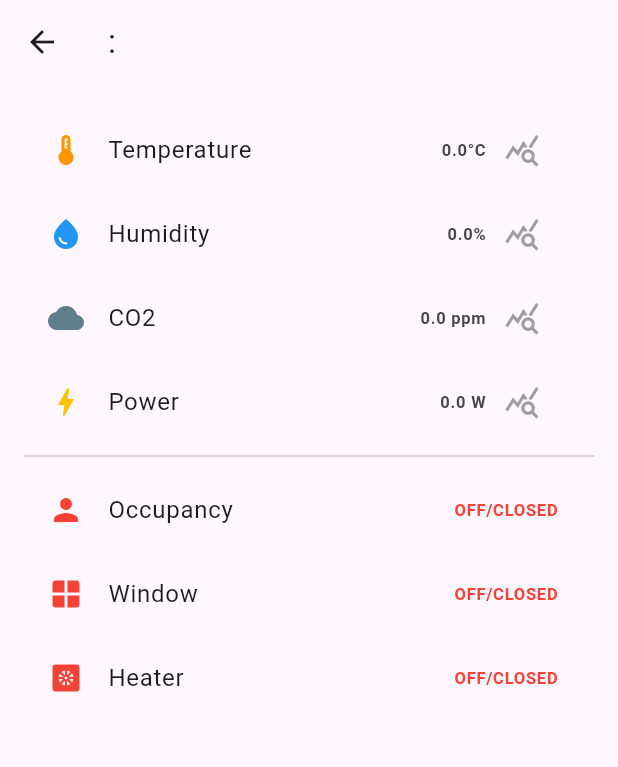
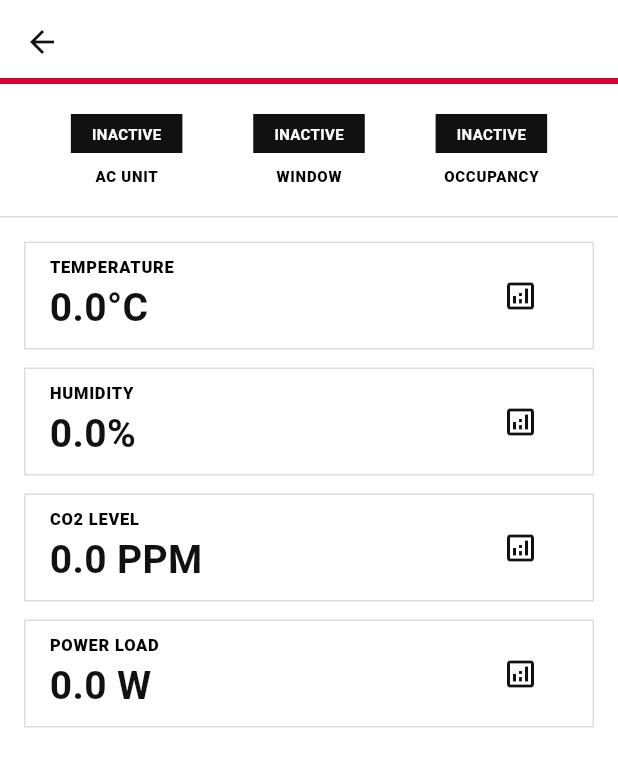
Before and after one commit to viktortrilar/KOSEN-Global-Camp-Hackathon-2026, a Flutter app: the RoomDetailPage screen opened directly with empty values, on a phone screen of 412 x 824 dp. Shown: the top 767 px of the screen. Run offline on Flutter 3.47's test engine with Material 3 defaults, Android fonts, the phone set to English and light mode, and no system bars; our stand-ins replace fl_chart; missing offline and left inert: mqtt_client.

Commit message:
Cool-Watch application with new design

```diff
--- a/coolwatcher/lib/main.dart
+++ b/coolwatcher/lib/main.dart
@@ -1,5 +1,4 @@
 import 'dart:convert';
-import 'dart:io';
 import 'package:flutter/material.dart';
 import 'package:mqtt_client/mqtt_client.dart';
 import 'package:mqtt_client/mqtt_server_client.dart';
@@ -10,15 +9,45 @@ void main() {
   runApp(const EcoMonitorApp());
 }
 
+class MycomColors {
+  static const Color red = Color(0xFFD50032);
+  static const Color black = Color(0xFF111111);
+  static const Color white = Color(0xFFFFFFFF);
+  static const Color borderGrey = Color(0xFFDDDDDD);
+  static const Color connectionGreen = Color(0xFF00C853);
+}
+
 class EcoMonitorApp extends StatelessWidget {
   const EcoMonitorApp({super.key});
 
   @override
   Widget build(BuildContext context) {
     return MaterialApp(
-      title: 'Global Campus Sendai - Cool-Watcher',
+      title: 'Cool-Watcher | MYCOM',
       debugShowCheckedModeBanner: false,
-      theme: ThemeData(primarySwatch: Colors.green, useMaterial3: true),
+      theme: ThemeData(
+        useMaterial3: true,
+        colorScheme: const ColorScheme.light(
+          primary: MycomColors.red,
+          secondary: MycomColors.black,
+        ),
+        scaffoldBackgroundColor: MycomColors.white,
+        appBarTheme: const AppBarTheme(
+          backgroundColor: MycomColors.white,
+          foregroundColor: MycomColors.black,
+          elevation: 0,
+          shape: Border(bottom: BorderSide(color: MycomColors.red, width: 4)),
+        ),
+        cardTheme: const CardThemeData(
+          elevation: 0,
+          shape: RoundedRectangleBorder(
+            side: BorderSide(color: MycomColors.borderGrey, width: 1),
+            borderRadius: BorderRadius.zero,
+          ),
+          margin: EdgeInsets.symmetric(horizontal: 16, vertical: 6),
+          color: MycomColors.white,
+        ),
+      ),
       home: const DashboardPage(),
     );
   }
@@ -27,14 +56,8 @@ class EcoMonitorApp extends StatelessWidget {
 class RoomData {
   final String id;
   final String name;
-  double temp = 0;
-  double humidity = 0;
-  double co2 = 0;
-  double watts = 0;
-  bool isOccupied = false;
-  bool windowOpen = false;
-  bool heaterOn = false;
-  bool lightOn = false;
+  double temp = 0, humidity = 0, co2 = 0, watts = 0;
+  bool isOccupied = false, windowOpen = false, heaterOn = false, lightOn = false;
 
   RoomData({required this.id, required this.name});
 }
@@ -47,7 +70,6 @@ class DashboardPage extends StatefulWidget {
 }
 
 class _DashboardPageState extends State<DashboardPage> {
-  // Configuration MQTT - REMPLACE PAR L'IP DE TON RPI5
   final String brokerIp = "192.168.179.24";
   late MqttServerClient client;
   Map<String, RoomData> rooms = {};
@@ -61,9 +83,7 @@ class _DashboardPageState extends State<DashboardPage> {
   Future<void> _setupMqtt() async {
     client = MqttServerClient(brokerIp, 'flutter_client_${DateTime.now().millisecondsSinceEpoch}');
     client.port = 1883;
-    client.logging(on: true); // Active les logs détaillés de la connexion MQTT
     client.keepAlivePeriod = 20;
-    client.onDisconnected = () => print('MQTT: Disconnected');
 
     final connMess = MqttConnectMessage()
         .withClientIdentifier('flutter_client_${DateTime.now().millisecondsSinceEpoch}')
@@ -74,50 +94,34 @@ class _DashboardPageState extends State<DashboardPage> {
     try {
       await client.connect();
     } catch (e) {
-      print('MQTT: Connection failed - $e');
       client.disconnect();
     }
 
     if (client.connectionStatus!.state == MqttConnectionState.connected) {
-      print('MQTT: Connected to RPI5');
-      // Souscription au wildcard pour recevoir toutes les données des salles
-      // Format attendu: F1/R1/Kitchen/TEMP
       client.subscribe("#", MqttQos.atMostOnce);
-
       client.updates!.listen((List<MqttReceivedMessage<MqttMessage>> c) {
         final MqttPublishMessage recMess = c[0].payload as MqttPublishMessage;
         final String pt = MqttPublishPayload.bytesToStringAsString(recMess.payload.message);
-        final String topic = c[0].topic;
-
-        print('DEBUG MQTT -> Topic: $topic, Payload: $pt');
-
-        _parseMqttData(topic, pt);
+        _parseMqttData(c[0].topic, pt);
       });
     }
   }
 
   void _parseMqttData(String topic, String value) {
-    // Format attendu: room/sendai_lab/sensors ou room/sendai_lab/openings
     List<String> parts = topic.split('/');
-    if (parts.length < 3 || parts[0] != 'room') {
-      return;
-    }
+    if (parts.length < 3 || parts[0] != 'room') return;
 
     String roomId = parts[1];
-    String dataType = parts[2]; // 'sensors' ou 'openings'
+    String dataType = parts[2];
 
     setState(() {
       if (!rooms.containsKey(roomId)) {
-        // Formatage du nom: "sendai_lab" -> "Sendai Lab"
         String roomName = roomId.split('_').map((w) => w[0].toUpperCase() + w.substring(1)).join(' ');
         rooms[roomId] = RoomData(id: roomId, name: roomName);
       }
-
       final room = rooms[roomId]!;
-
       try {
         final Map<String, dynamic> payload = jsonDecode(value);
-
         if (dataType == 'sensors') {
           if (payload.containsKey('temperature')) room.temp = (payload['temperature'] as num).toDouble();
           if (payload.containsKey('humidity')) room.humidity = (payload['humidity'] as num).toDouble();
@@ -126,40 +130,52 @@ class _DashboardPageState extends State<DashboardPage> {
           if (payload.containsKey('occupied')) room.isOccupied = payload['occupied'] as bool;
           if (payload.containsKey('ac_on')) room.heaterOn = payload['ac_on'] as bool;
         } else if (dataType == 'openings') {
-          if (payload.containsKey('openings')) {
           final openings = payload['openings'] as Map<String, dynamic>;
           if (openings.containsKey('window')) room.windowOpen = openings['window'] == 'open';
         }
-        }
-      } catch (e) {
-        print('MQTT: Failed to parse JSON payload - $e');
-      }
+      } catch (e) { /* silent fail */ }
     });
   }
 
   @override
   Widget build(BuildContext context) {
     final roomList = rooms.values.toList();
+    bool isConnected = client.connectionStatus?.state == MqttConnectionState.connected;
 
     return Scaffold(
       appBar: AppBar(
-        title: const Text('Global Campus Cool-Watcher'),
+        title: const Text('COOL-WATCHER', style: TextStyle(fontWeight: FontWeight.w900, letterSpacing: 1.5)),
         actions: [
-          Icon(Icons.circle, color: client.connectionStatus?.state == MqttConnectionState.connected ? Colors.green : Colors.red),
-          const SizedBox(width: 15),
+          Padding(
+            padding: const EdgeInsets.symmetric(horizontal: 16),
+            child: Row(
+              children: [
+                Text(
+                  isConnected ? "NETWORK OK" : "OFFLINE",
+                  style: TextStyle(
+                    color: isConnected ? MycomColors.connectionGreen : MycomColors.red,
+                    fontWeight: FontWeight.bold, fontSize: 12
+                  )
+                ),
+                const SizedBox(width: 8),
+                Container(width: 8, height: 8, color: isConnected ? MycomColors.connectionGreen : MycomColors.red),
+              ],
+            ),
+          ),
         ],
       ),
       body: rooms.isEmpty
-        ? const Center(child: Text("Waiting for MQTT data from RPI5..."))
+        ? const Center(child: Text("WAITING FOR DATA FROM SENDAL LAB...", style: TextStyle(fontWeight: FontWeight.bold, fontSize: 12)))
         : ListView.builder(
+            padding: const EdgeInsets.symmetric(vertical: 16),
             itemCount: roomList.length,
             itemBuilder: (context, index) {
               final room = roomList[index];
               return Card(
-                margin: const EdgeInsets.symmetric(horizontal: 12, vertical: 6),
                 child: ListTile(
-                  leading: const Icon(Icons.meeting_room, color: Colors.orange),
-                  title: Text(room.name),
+                  title: Text(room.name.toUpperCase(), style: const TextStyle(fontWeight: FontWeight.w900)),
+                  subtitle: Text('ID: ${room.id} • ${room.isOccupied ? "ACTIVE" : "IDLE"}'),
+                  trailing: const Icon(Icons.arrow_forward, color: MycomColors.black),
                   onTap: () => Navigator.push(context, MaterialPageRoute(builder: (context) => RoomDetailPage(room: room))),
                 ),
               );
@@ -183,157 +199,135 @@ class _RoomDetailPageState extends State<RoomDetailPage> {
   bool isLoadingChart = false;
 
   Future<void> _loadChartData(String sensorKey) async {
-    setState(() {
-      activeGraph = sensorKey;
-      isLoadingChart = true;
-      chartPoints = [];
-    });
-
-    // Traduction de la clé UI vers le nom attendu par l'API REST
-    String apiSensor = "";
-    switch (sensorKey) {
-      case 'TEMP': apiSensor = 'temperature'; break;
-      case 'HUM': apiSensor = 'humidity'; break;
-      case 'CO2': apiSensor = 'co2'; break;
-      case 'WATTS': apiSensor = 'power'; break;
-      default:
-        setState(() => isLoadingChart = false);
-        return;
-    }
+    setState(() { activeGraph = sensorKey; isLoadingChart = true; chartPoints = []; });
+    String apiSensor = {'TEMP': 'temperature', 'HUM': 'humidity', 'CO2': 'co2', 'WATTS': 'power'}[sensorKey] ?? "";
 
     try {
-      // On demande 1 heure entière pour éviter les erreurs de décimales dans l'API
       final url = Uri.parse('http://192.168.179.24:8000/rooms/${widget.room.id}/history/$apiSensor?hours=1');
       final response = await http.get(url);
-
       if (response.statusCode == 200) {
         final data = jsonDecode(response.body);
         List<dynamic> history = data['data'] ?? [];
-
-        // Le simulateur envoie 1 point toutes les 5 secondes (12 points/minute)
-        // 30 minutes = 360 points. On coupe la liste pour ne garder que la fin !
-        if (history.length > 360) {
-          history = history.sublist(history.length - 360);
-        }
+        if (history.length > 360) history = history.sublist(history.length - 360);
 
         List<FlSpot> points = [];
-        double x = 0;
-        for (var item in history) {
-          points.add(FlSpot(x, (item['value'] as num).toDouble()));
-          x += 1;
+        for (int i = 0; i < history.length; i++) {
+          points.add(FlSpot(i.toDouble(), (history[i]['value'] as num).toDouble()));
         }
-
-        setState(() {
-          chartPoints = points;
-          isLoadingChart = false;
-        });
-      } else {
-        setState(() => isLoadingChart = false);
+        setState(() { chartPoints = points; isLoadingChart = false; });
       }
-    } catch (e) {
-      print('Error fetching history: $e');
-      setState(() => isLoadingChart = false);
-    }
+    } catch (e) { setState(() => isLoadingChart = false); }
   }
 
   @override
   Widget build(BuildContext context) {
     return Scaffold(
-      appBar: AppBar(title: Text('${widget.room.id}: ${widget.room.name}')),
+      appBar: AppBar(title: Text(widget.room.name.toUpperCase(), style: const TextStyle(fontWeight: FontWeight.w900))),
       body: SingleChildScrollView(
+        child: Column(
+          children: [
+            Container(
+              decoration: const BoxDecoration(
+                border: Border(bottom: BorderSide(color: MycomColors.borderGrey, width: 1)),
+              ),
+              padding: const EdgeInsets.symmetric(vertical: 20),
+              child: Row(
+                mainAxisAlignment: MainAxisAlignment.spaceEvenly,
+                children: [
+                  _statusBlock('AC UNIT', widget.room.heaterOn),
+                  _statusBlock('WINDOW', widget.room.windowOpen),
+                  _statusBlock('OCCUPANCY', widget.room.isOccupied),
+                ],
+              ),
+            ),
+            Padding(
               padding: const EdgeInsets.all(16.0),
               child: Column(
                 children: [
-            _buildDataTile('Temperature', '${widget.room.temp}°C', Icons.thermostat, Colors.orange, 'TEMP'),
-            _buildDataTile('Humidity', '${widget.room.humidity}%', Icons.water_drop, Colors.blue, 'HUM'),
-            _buildDataTile('CO2', '${widget.room.co2} ppm', Icons.cloud, Colors.blueGrey, 'CO2'),
-            _buildDataTile('Power', '${widget.room.watts} W', Icons.bolt, Colors.amber, 'WATTS'),
-            const Divider(),
-            _buildStatusTile('Occupancy', widget.room.isOccupied, Icons.person),
-            _buildStatusTile('Window', widget.room.windowOpen, Icons.window),
-            _buildStatusTile('Heater', widget.room.heaterOn, Icons.heat_pump),
-            if (activeGraph != null) ...[
-              const SizedBox(height: 20),
-              Container(
-                height: 250,
-                width: double.infinity,
-                decoration: BoxDecoration(
-                  color: Colors.black.withOpacity(0.05),
-                  borderRadius: BorderRadius.circular(12),
-                ),
-                child: Column(
-                  children: [
-                    Padding(
-                      padding: const EdgeInsets.all(8.0),
-                    child: Text("30m History: $activeGraph", style: const TextStyle(fontWeight: FontWeight.bold)),
-                    ),
-                    Expanded(
-                      child: isLoadingChart
-                        ? const Center(child: CircularProgressIndicator())
-                        : chartPoints.isEmpty
-                          ? const Center(child: Text("No historical data available."))
-                          : Padding(
-                              padding: const EdgeInsets.all(16.0),
-                              child: LineChart(_buildChartData()),
+                  _buildMetricTile('TEMPERATURE', '${widget.room.temp}', '°C', 'TEMP'),
+                  _buildMetricTile('HUMIDITY', '${widget.room.humidity}', '%', 'HUM'),
+                  _buildMetricTile('CO2 LEVEL', '${widget.room.co2}', ' PPM', 'CO2'),
+                  _buildMetricTile('POWER LOAD', '${widget.room.watts}', ' W', 'WATTS'),
+                  if (activeGraph != null) _buildGraphSection(),
+                ],
               ),
             ),
-                  ],
-                ),
-              )
-            ]
           ],
         ),
       ),
     );
   }
 
-  Widget _buildDataTile(String label, String value, IconData icon, Color color, String key) {
-    return ListTile(
-      leading: Icon(icon, color: color),
-      title: Text(label),
-      trailing: Row(
-        mainAxisSize: MainAxisSize.min,
+  Widget _statusBlock(String label, bool isActive) {
+    return Column(
       children: [
-          Text(value, style: const TextStyle(fontWeight: FontWeight.bold)),
-          IconButton(
-            icon: Icon(Icons.query_stats, color: activeGraph == key ? Colors.green : Colors.grey),
-            onPressed: () {
-              if (activeGraph == key) {
-                setState(() => activeGraph = null);
-              } else {
-                _loadChartData(key);
+        Container(
+          padding: const EdgeInsets.symmetric(horizontal: 14, vertical: 6),
+          color: isActive ? MycomColors.red : MycomColors.black,
+          child: Text(
+            isActive ? 'ACTIVE' : 'INACTIVE',
+            style: const TextStyle(color: MycomColors.white, fontWeight: FontWeight.bold, fontSize: 10)
+          ),
+        ),
+        const SizedBox(height: 8),
+        Text(label, style: const TextStyle(fontSize: 10, fontWeight: FontWeight.w900, letterSpacing: 0.5)),
+      ],
+    );
   }
-            },
+
+  Widget _buildMetricTile(String title, String val, String unit, String key) {
+    bool isSelected = activeGraph == key;
+    return Container(
+      margin: const EdgeInsets.only(bottom: 12),
+      decoration: BoxDecoration(
+        color: isSelected ? MycomColors.red.withValues(alpha: 0.05) : MycomColors.white,
+        border: Border.all(color: isSelected ? MycomColors.red : MycomColors.borderGrey, width: isSelected ? 2 : 1),
+      ),
+      child: ListTile(
+        title: Text(title, style: const TextStyle(fontSize: 11, fontWeight: FontWeight.w900)),
+        subtitle: Text('$val$unit', style: const TextStyle(color: MycomColors.black, fontSize: 26, fontWeight: FontWeight.bold)),
+        trailing: IconButton(
+          icon: Icon(isSelected ? Icons.close : Icons.analytics_outlined, color: isSelected ? MycomColors.red : MycomColors.black),
+          onPressed: () => isSelected ? setState(() => activeGraph = null) : _loadChartData(key),
+        ),
+      ),
+    );
+  }
+
+  Widget _buildGraphSection() {
+    return Container(
+      height: 250,
+      margin: const EdgeInsets.only(top: 20),
+      padding: const EdgeInsets.all(16),
+      decoration: BoxDecoration(border: Border.all(color: MycomColors.black, width: 2)),
+      child: Column(
+        crossAxisAlignment: CrossAxisAlignment.start,
+        children: [
+          Text("TREND ANALYSIS : $activeGraph", style: const TextStyle(fontSize: 12, fontWeight: FontWeight.w900)),
+          const SizedBox(height: 10),
+          Expanded(
+            child: isLoadingChart
+              ? const Center(child: CircularProgressIndicator(color: MycomColors.red))
+              : LineChart(_buildChartData()),
           ),
         ],
       ),
     );
   }
 
-  Widget _buildStatusTile(String label, bool state, IconData icon) {
-    return ListTile(
-      leading: Icon(icon, color: state ? Colors.green : Colors.red),
-      title: Text(label),
-      trailing: Text(state ? "ON/OPEN" : "OFF/CLOSED", style: TextStyle(color: state ? Colors.green : Colors.red, fontWeight: FontWeight.bold)),
-    );
-  }
-
   LineChartData _buildChartData() {
     return LineChartData(
-      gridData: const FlGridData(show: true),
-      titlesData: const FlTitlesData(
-        bottomTitles: AxisTitles(sideTitles: SideTitles(showTitles: false)), // Cache les X pour un design épuré
-        topTitles: AxisTitles(sideTitles: SideTitles(showTitles: false)),
-        rightTitles: AxisTitles(sideTitles: SideTitles(showTitles: false)),
-      ),
-      borderData: FlBorderData(show: true),
+      gridData: const FlGridData(show: true, drawVerticalLine: false),
+      titlesData: const FlTitlesData(show: false),
+      borderData: FlBorderData(show: false),
       lineBarsData: [
         LineChartBarData(
           spots: chartPoints,
-          isCurved: true,
-          color: Colors.green,
+          isCurved: false,
+          color: MycomColors.red,
           barWidth: 3,
           dotData: const FlDotData(show: false),
+          belowBarData: BarAreaData(show: true, color: MycomColors.red.withValues(alpha: 0.1)),
         ),
       ],
     );
```
Lines whose indentation alone changed are shown as unchanged.
